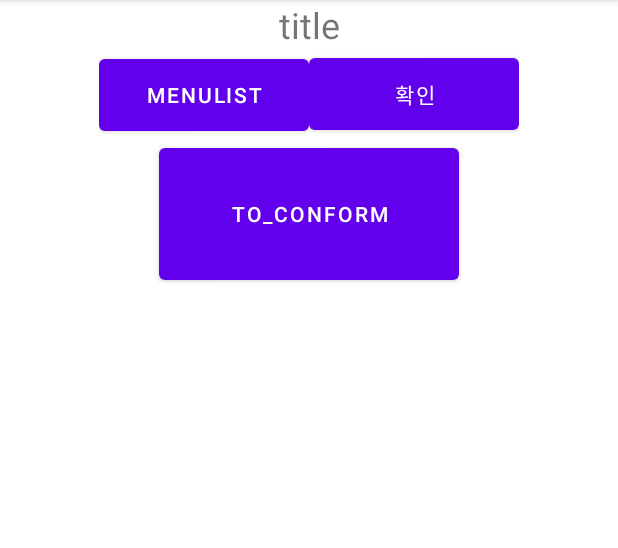
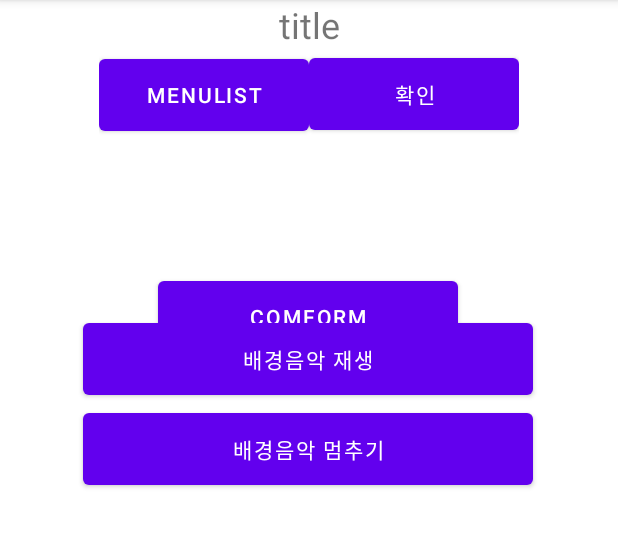
Before and after one commit to tnals123/Andrioid-kiosk-week1, an Android app: the screen it shows after launch (MainActivity), after a tap on "확인", on a phone screen of 412 x 824 dp, the part 84-632 px from its top. Run offline under Robolectric (Android 15) with nearby library versions, the phone set to English and light mode, and no system bars.

Commit message:
update my practice

```diff
--- a/app/src/main/AndroidManifest.xml
+++ b/app/src/main/AndroidManifest.xml
@@ -18,6 +18,7 @@
                 <category android:name="android.intent.category.LAUNCHER" />
             </intent-filter>
         </activity>
+        <service android:name=".Music_Service"></service>
     </application>
 
 </manifest>
--- a/app/src/main/java/com/example/stageus_week3/MainActivity.kt
+++ b/app/src/main/java/com/example/stageus_week3/MainActivity.kt
@@ -1,5 +1,6 @@
 package com.example.stageus_week3
 
+import android.content.Intent
 import androidx.appcompat.app.AppCompatActivity
 import android.os.Bundle
 import android.util.Log
@@ -29,7 +30,7 @@ class MainActivity : AppCompatActivity(), datainterface {
         mybundle.putString("title", "메뉴 리스트로 이동!!!!!!!!!")
         fragment.arguments = mybundle
 
-        var fragment2 = menulist_frangment()
+        var fragment2 = conform_fragment()
         var mybundle2 = Bundle()
         mybundle2.putString("title", "메뉴 리스트로 이동!!!!!!!!!")
         fragment2.arguments = mybundle2
@@ -47,6 +48,15 @@ class MainActivity : AppCompatActivity(), datainterface {
     }
     override fun dataPass(data: String){
         Log.d("asdfasdf",data)
+    }
+
+    fun music_Start(){
+        var intent = Intent(this , Music_Service :: class.java)
+        startService(intent)
+    }
+    fun music_Stop(){
+        var intent = Intent(this , Music_Service :: class.java)
+        stopService(intent)
     }
 
 //    override fun onStart() {
--- a/app/src/main/java/com/example/stageus_week3/conform_fragment.kt
+++ b/app/src/main/java/com/example/stageus_week3/conform_fragment.kt
@@ -1,17 +1,34 @@
 package com.example.stageus_week3
 
+import android.content.Intent
 import android.os.Bundle
 import android.util.Log
 import android.view.LayoutInflater
 import android.view.View
 import android.view.ViewGroup
+import android.widget.Button
 import androidx.fragment.app.Fragment
 
 class conform_fragment : Fragment() {
+
     override fun onCreateView(inflater:LayoutInflater,container:ViewGroup?,savedInstanceState:Bundle?):View{
         //규칙임
         var requestvalue  = arguments?.getString("asdf")
-        Log.d("asdf",requestvalue!!)
-        return inflater.inflate(R.layout.main_conform_fragment,container,false)
-    }
+        var main = activity as MainActivity
+        var myview =  inflater.inflate(R.layout.main_conform_fragment,container,false)
+
+        var button = myview.findViewById<Button>(R.id.Service_button)
+        var button2 = myview.findViewById<Button>(R.id.stop_button)
+
+        button!!.setOnClickListener(){
+            main.music_Start()
+        }
+        button2!!.setOnClickListener(){
+            main.music_Stop()
+        }
+
+        return myview
 }
+
+
+}
--- a/app/src/main/res/layout/main_conform_fragment.xml
+++ b/app/src/main/res/layout/main_conform_fragment.xml
@@ -4,6 +4,18 @@
     xmlns:tools="http://schemas.android.com/tools"
     android:layout_width="match_parent"
     android:layout_height="match_parent">
+
+    <Button
+        android:id="@+id/stop_button"
+        android:layout_width="300dp"
+        android:layout_height="60dp"
+        android:text="배경음악 멈추기"
+        app:layout_constraintBottom_toBottomOf="parent"
+        app:layout_constraintEnd_toEndOf="parent"
+        app:layout_constraintHorizontal_bias="0.495"
+        app:layout_constraintStart_toStartOf="parent"
+        app:layout_constraintTop_toBottomOf="@+id/Service_button"
+        app:layout_constraintVertical_bias="0.0"></Button>
 
     <Button
         android:id="@+id/comform_button"
@@ -16,4 +28,16 @@
         app:layout_constraintStart_toStartOf="parent"
         app:layout_constraintTop_toTopOf="parent"></Button>
 
+    <Button
+        android:id="@+id/Service_button"
+        android:layout_width="300dp"
+        android:layout_height="60dp"
+        android:text="배경음악 재생"
+        app:layout_constraintBottom_toBottomOf="parent"
+        app:layout_constraintEnd_toEndOf="parent"
+        app:layout_constraintHorizontal_bias="0.497"
+        app:layout_constraintStart_toStartOf="parent"
+        app:layout_constraintTop_toTopOf="parent"
+        app:layout_constraintVertical_bias="0.661"></Button>
+
 </androidx.constraintlayout.widget.ConstraintLayout>
```
Also changed, not shown: app/src/main/java/com/example/stageus_week3/Music_Service.kt (added, +36 -0 lines), 1 other file.
